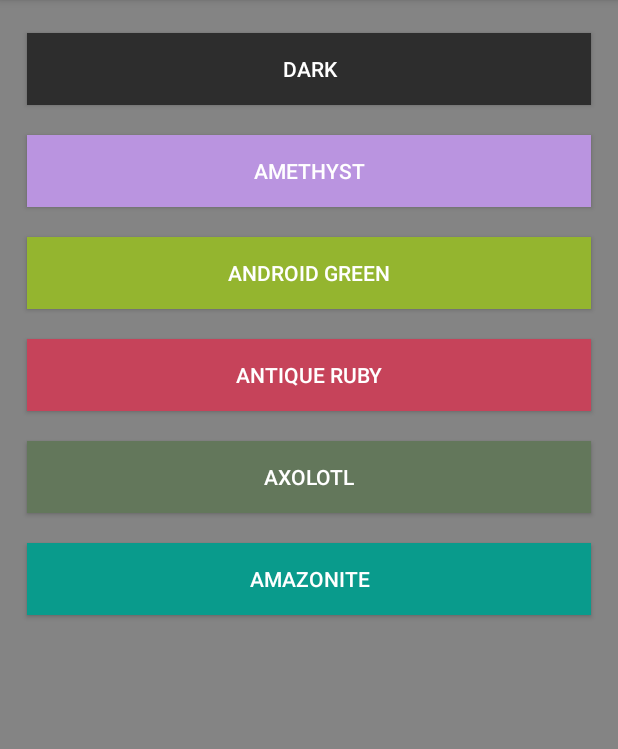
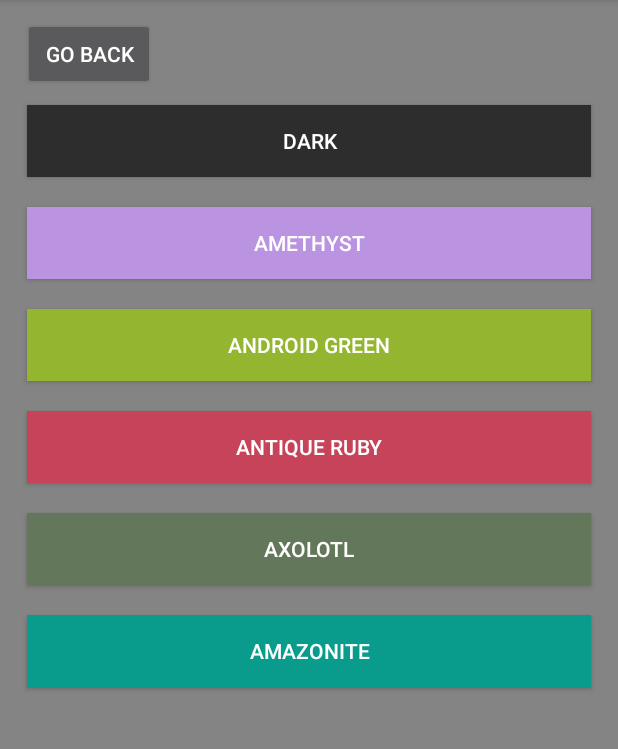
Before and after one commit to Claudia133/NonogamesProject, an Android app: the ThemeManager screen opened directly, with no data from a screen before it, on a phone screen of 412 x 824 dp, the part 84-833 px from its top. Run offline under Robolectric (Android 15) with nearby library versions, the phone set to English and light mode, and no system bars.

Commit message:
added back button to ThemeManager

```diff
--- a/app/src/main/java/com/example/claudiaalamillo/nonogamesproject/ThemeManager.java
+++ b/app/src/main/java/com/example/claudiaalamillo/nonogamesproject/ThemeManager.java
@@ -17,6 +17,14 @@ public class ThemeManager extends AppCompatActivity implements View.OnClickListe
         updateTheme(this);
         super.onCreate(savedInstanceState);
         setContentView(R.layout.theme_manager);
+        findViewById(R.id.backButton).setOnClickListener(new View.OnClickListener()
+        {
+            @Override
+            public void onClick(View view)
+            {
+                onBackPressed();
+            }
+        });
         findViewById(R.id.black_theme_button).setOnClickListener(this);
         findViewById(R.id.amethyst_theme_button).setOnClickListener(this);
         findViewById(R.id.android_green_theme_button).setOnClickListener(this);
--- a/app/src/main/res/layout/theme_manager.xml
+++ b/app/src/main/res/layout/theme_manager.xml
@@ -6,6 +6,15 @@
     android:paddingLeft="8dp"
     android:paddingRight="8dp"
     android:background="?attr/backgroundColor">
+
+    <Button
+        android:id="@+id/backButton"
+        android:layout_width="88dp"
+        android:layout_height="48dp"
+        android:layout_marginStart="7dp"
+        android:layout_marginTop="0dp"
+        android:text="Go Back" />
+
     <Button
         android:id="@+id/black_theme_button"
         android:text="@string/dark"
@@ -38,20 +47,22 @@
         android:background="#c6435a"
         android:textColor="@android:color/white"
         android:layout_margin="10dp" />
+
     <Button
         android:id="@+id/axolotl_theme_button"
-        android:text="@string/axolotl"
         android:layout_width="match_parent"
         android:layout_height="wrap_content"
+        android:layout_margin="10dp"
         android:background="#63775b"
-        android:textColor="@android:color/white"
-        android:layout_margin="10dp" />
+        android:text="@string/axolotl"
+        android:textColor="@android:color/white" />
+
     <Button
         android:id="@+id/amazonite_theme_button"
-        android:text="@string/amazonite"
         android:layout_width="match_parent"
         android:layout_height="wrap_content"
+        android:layout_margin="10dp"
         android:background="#099b8c"
-        android:textColor="@android:color/white"
-        android:layout_margin="10dp" />
+        android:text="@string/amazonite"
+        android:textColor="@android:color/white" />
 </LinearLayout>
```
